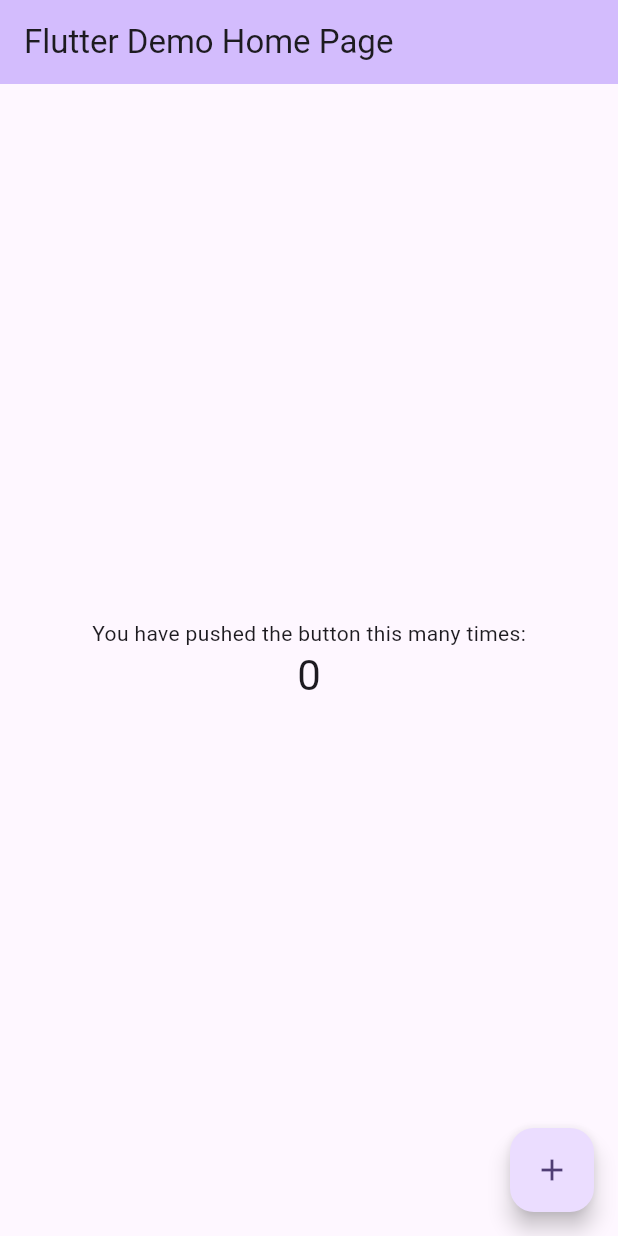
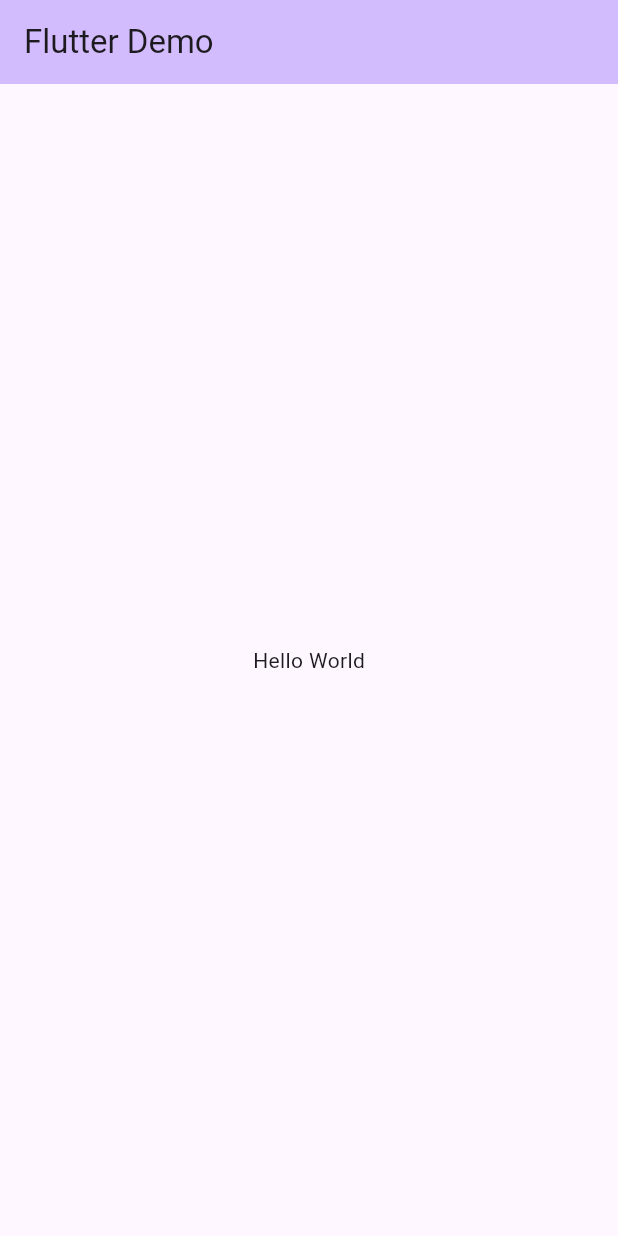
Before and after one commit to botraunak/flutter-starter, a Flutter app: the screen it shows after launch, on a phone screen of 412 x 824 dp. Run offline on Flutter 3.47's test engine with Material 3 defaults, Android fonts, the phone set to English and light mode, and no system bars; our stand-ins replace get_it, go_router.

```diff
--- /dev/null
+++ b/lib/home/home.dart
@@ -0,0 +1,32 @@
+import 'package:flutter/material.dart';
+
+class HomePage extends StatefulWidget {
+  const HomePage({
+    super.key,
+  });
+
+  @override
+  State<HomePage> createState() => _HomePageState();
+}
+
+class _HomePageState extends State<HomePage> {
+  @override
+  Widget build(BuildContext context) {
+    return Scaffold(
+      appBar: AppBar(
+        backgroundColor: Theme.of(context).colorScheme.inversePrimary,
+        title: const Text('Flutter Demo'),
+      ),
+      body: const Center(
+        child: Column(
+          mainAxisAlignment: MainAxisAlignment.center,
+          children: <Widget>[
+            Text(
+              'Hello World',
+            ),
+          ],
+        ),
+      ),
+    );
+  }
+}
--- a/lib/main.dart
+++ b/lib/main.dart
@@ -1,5 +1,6 @@
 import 'package:flutter/material.dart';
 import 'package:flutter_starter/di/injection.dart';
+import 'package:flutter_starter/home/home.dart';
 
 void main() async {
   WidgetsFlutterBinding.ensureInitialized();
@@ -16,113 +17,10 @@ class MyApp extends StatelessWidget {
     return MaterialApp(
       title: 'Flutter Demo',
       theme: ThemeData(
-        // This is the theme of your application.
-        //
-        // TRY THIS: Try running your application with "flutter run". You'll see
-        // the application has a purple toolbar. Then, without quitting the app,
-        // try changing the seedColor in the colorScheme below to Colors.green
-        // and then invoke "hot reload" (save your changes or press the "hot
-        // reload" button in a Flutter-supported IDE, or press "r" if you used
-        // the command line to start the app).
-        //
-        // Notice that the counter didn't reset back to zero; the application
-        // state is not lost during the reload. To reset the state, use hot
-        // restart instead.
-        //
-        // This works for code too, not just values: Most code changes can be
-        // tested with just a hot reload.
         colorScheme: ColorScheme.fromSeed(seedColor: Colors.deepPurple),
         useMaterial3: true,
       ),
-      home: const MyHomePage(title: 'Flutter Demo Home Page'),
+      home: const HomePage(),
     );
   }
 }
-
-class MyHomePage extends StatefulWidget {
-  const MyHomePage({super.key, required this.title});
-
-  // This widget is the home page of your application. It is stateful, meaning
-  // that it has a State object (defined below) that contains fields that affect
-  // how it looks.
-
-  // This class is the configuration for the state. It holds the values (in this
-  // case the title) provided by the parent (in this case the App widget) and
-  // used by the build method of the State. Fields in a Widget subclass are
-  // always marked "final".
-
-  final String title;
-
-  @override
-  State<MyHomePage> createState() => _MyHomePageState();
-}
-
-class _MyHomePageState extends State<MyHomePage> {
-  int _counter = 0;
-
-  void _incrementCounter() {
-    setState(() {
-      // This call to setState tells the Flutter framework that something has
-      // changed in this State, which causes it to rerun the build method below
-      // so that the display can reflect the updated values. If we changed
-      // _counter without calling setState(), then the build method would not be
-      // called again, and so nothing would appear to happen.
-      _counter++;
-    });
-  }
-
-  @override
-  Widget build(BuildContext context) {
-    // This method is rerun every time setState is called, for instance as done
-    // by the _incrementCounter method above.
-    //
-    // The Flutter framework has been optimized to make rerunning build methods
-    // fast, so that you can just rebuild anything that needs updating rather
-    // than having to individually change instances of widgets.
-    return Scaffold(
-      appBar: AppBar(
-        // TRY THIS: Try changing the color here to a specific color (to
-        // Colors.amber, perhaps?) and trigger a hot reload to see the AppBar
-        // change color while the other colors stay the same.
-        backgroundColor: Theme.of(context).colorScheme.inversePrimary,
-        // Here we take the value from the MyHomePage object that was created by
-        // the App.build method, and use it to set our appbar title.
-        title: Text(widget.title),
-      ),
-      body: Center(
-        // Center is a layout widget. It takes a single child and positions it
-        // in the middle of the parent.
-        child: Column(
-          // Column is also a layout widget. It takes a list of children and
-          // arranges them vertically. By default, it sizes itself to fit its
-          // children horizontally, and tries to be as tall as its parent.
-          //
-          // Column has various properties to control how it sizes itself and
-          // how it positions its children. Here we use mainAxisAlignment to
-          // center the children vertically; the main axis here is the vertical
-          // axis because Columns are vertical (the cross axis would be
-          // horizontal).
-          //
-          // TRY THIS: Invoke "debug painting" (choose the "Toggle Debug Paint"
-          // action in the IDE, or press "p" in the console), to see the
-          // wireframe for each widget.
-          mainAxisAlignment: MainAxisAlignment.center,
-          children: <Widget>[
-            const Text(
-              'You have pushed the button this many times:',
-            ),
-            Text(
-              '$_counter',
-              style: Theme.of(context).textTheme.headlineMedium,
-            ),
-          ],
-        ),
-      ),
-      floatingActionButton: FloatingActionButton(
-        onPressed: _incrementCounter,
-        tooltip: 'Increment',
-        child: const Icon(Icons.add),
-      ), // This trailing comma makes auto-formatting nicer for build methods.
-    );
-  }
-}
```
Also changed, not shown: lib/router/app_router.dart (added, +23 -0 lines).
